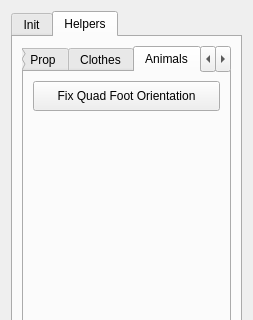
Above: UI/Helpers/Helpers.ui from RenderDeMartes/Mutant_Tools before the change; both pictures show x 0 to 253 and y 0 to 320 of the 253 by 845 pixel window. Below: the same form after it.
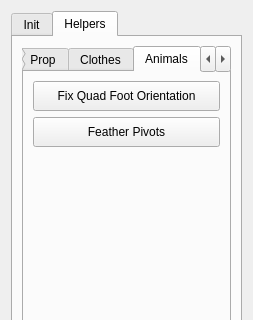
That is the form after the change. The open tabs and pages were chosen to show the change.

Commit message:
Wings v002: feather Pivot attrs, SpreadMin, Feather Pivots helper
- PivotX / Y / Z on the first ctrl of every feather move the pivot of the
  ctrl and the automation groups above it (AutoFold, SpreadRoll, Spread)
- SpreadMin on the part Wing_000 ctrl lets the spread ctrls reach the far feather
- Helpers > Animals: Feather Pivots button opens the feather_pivots tool

Patch:
```diff
--- a/UI/Helpers/Helpers.ui
+++ b/UI/Helpers/Helpers.ui
@@ -2090,6 +2090,19 @@
                </property>
               </widget>
              </item>
+             <item>
+              <widget class="QPushButton" name="feather_pivots_btn">
+               <property name="minimumSize">
+                <size>
+                 <width>30</width>
+                 <height>30</height>
+                </size>
+               </property>
+               <property name="text">
+                <string>Feather Pivots</string>
+               </property>
+              </widget>
+             </item>
             </layout>
            </item>
            <item row="1" column="0">
```
The commit also changes 4 other files.
